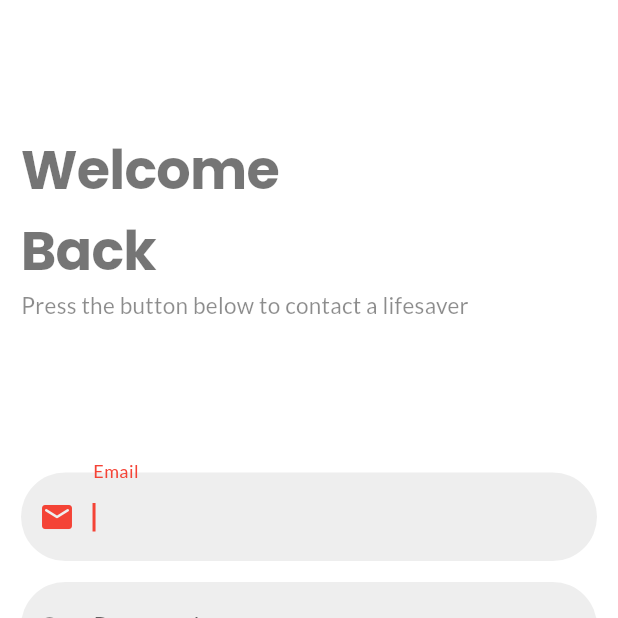
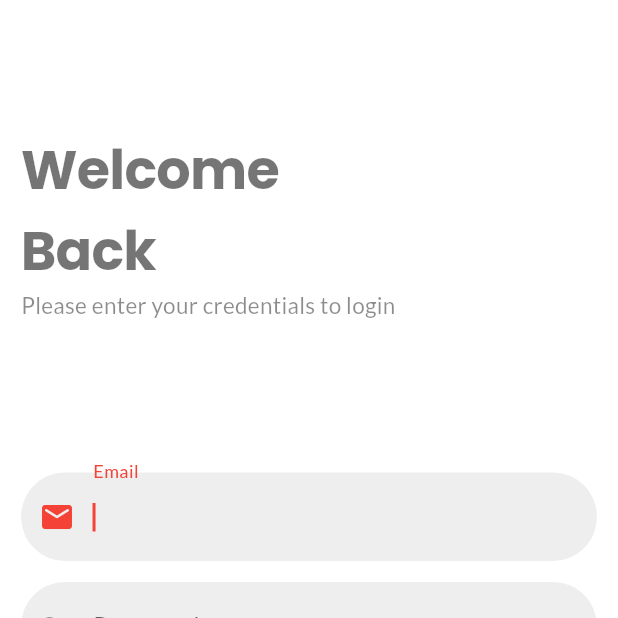
Before and after one commit to Fizza-Rubab/PLSP, a Flutter app: the screen it shows after launch, after a tap on "Login", on a phone screen of 412 x 824 dp, the top half of it. Run offline on Flutter 3.47's test engine with Material 2 defaults, Android fonts, the phone set to English and light mode, and no system bars; our stand-ins replace geolocator, google_fonts, google_maps_flutter, loading_animation_widget, location and 1 more; missing offline and left inert: dart:ffi, flutter_polyline_points, multi_language_json; generated files the repository leaves out were written again; network calls fail.

Commit message:
changed the label

```diff
--- a/lib/Welcome/Login.dart
+++ b/lib/Welcome/Login.dart
@@ -120,7 +120,7 @@ class _LoginState extends State<Login> {
                         color: Colors.black54),
                   ),
                   Text(
-                    AppLocalizations.of(context)!.instruct,
+                    AppLocalizations.of(context)!.login_desc,
                     style: GoogleFonts.lato(
                         fontSize: 15,
                         fontWeight: FontWeight.w400,
```
